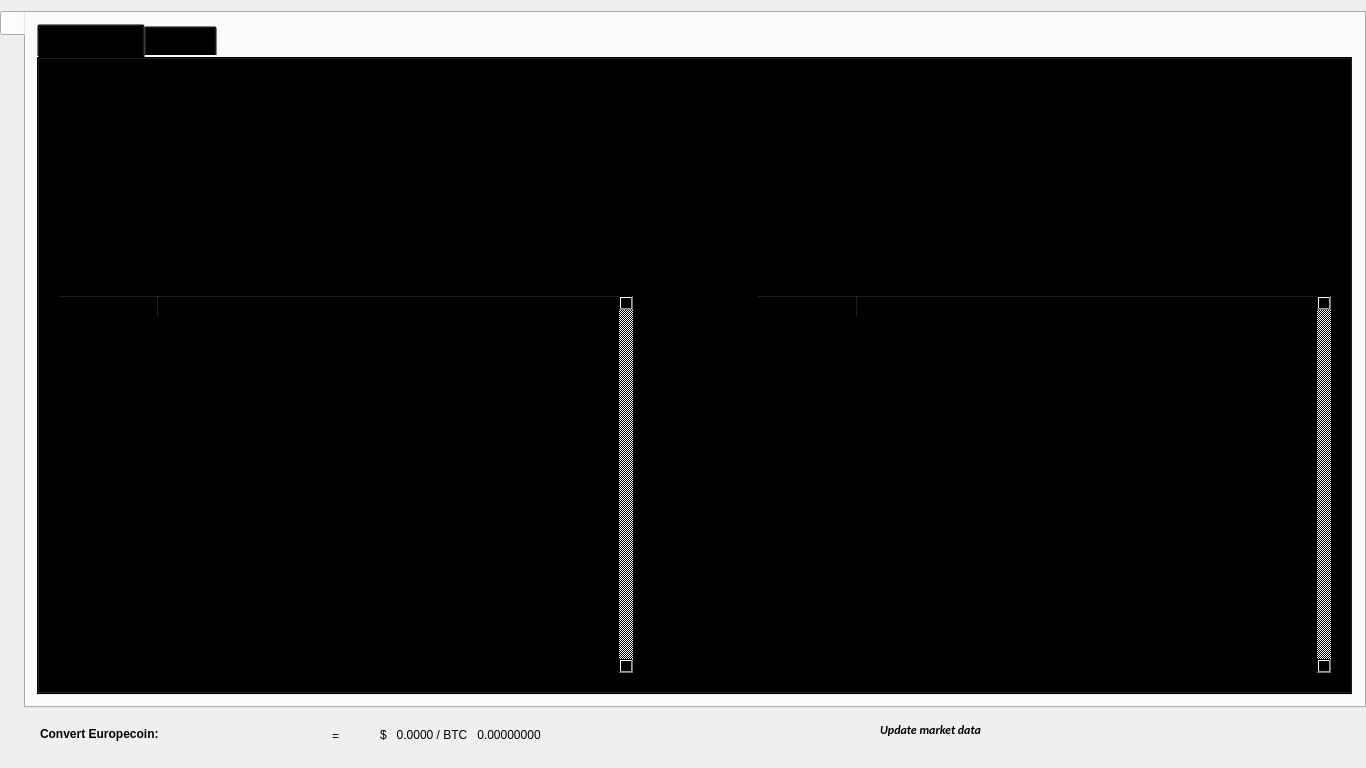
Above: src/qt/forms/tradingstatsBleutrade.ui from EuropecoinEUORG/EuropecoinV2 before the change. Below: the same form after it.
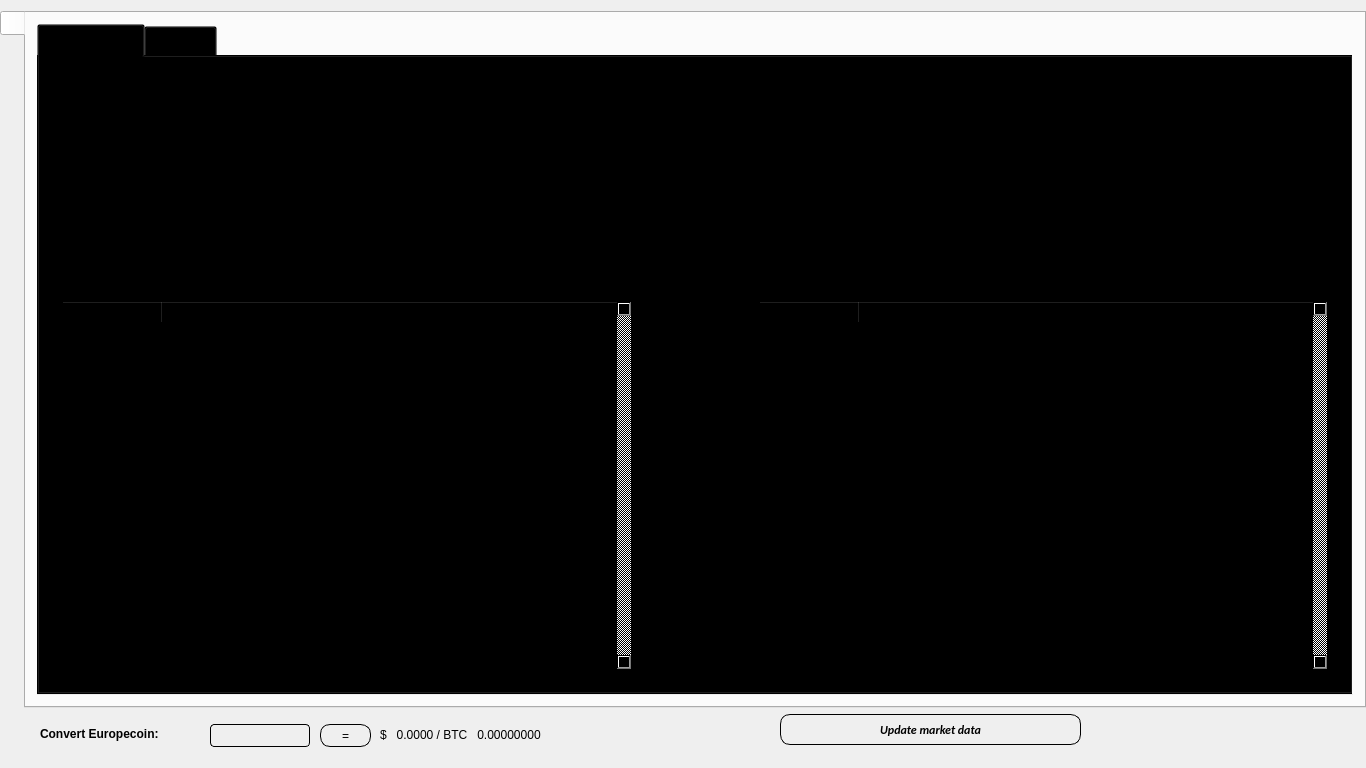
That is the form after the change. The open tabs and pages were chosen to show the change. Icons and pictures are not drawn. Custom widgets are drawn as their Qt base class.

Commit message: Some more design adjustments

What changed in the file:
```diff
--- a/src/qt/forms/tradingstatsBleutrade.ui
+++ b/src/qt/forms/tradingstatsBleutrade.ui
@@ -69,8 +69,7 @@
        <bool>false</bool>
       </property>
       <property name="styleSheet">
-       <string notr="true">border: none;
-background: transparent;</string>
+       <string notr="true">background: transparent;</string>
       </property>
       <attribute name="icon">
        <iconset>
@@ -101,8 +100,7 @@
           <bool>false</bool>
          </property>
          <property name="styleSheet">
-          <string notr="true">border: none;
-background: transparent;</string>
+          <string notr="true">background: transparent;</string>
          </property>
          <property name="tabPosition">
           <enum>QTabWidget::North</enum>
@@ -185,39 +183,6 @@
                 </layout>
                </widget>
               </item>
-              <item row="1" column="1">
-               <widget class="QWidget" name="qWidgetBleutradeAsk" native="true">
-                <layout class="QGridLayout" name="gridLayout_6">
-                 <item row="0" column="0">
-                  <widget class="QLabel" name="lblBleutradeAskHeader">
-                   <property name="text">
-                    <string>&lt;html&gt;&lt;head/&gt;&lt;body&gt;&lt;p align=&quot;center&quot;&gt;&lt;span style=&quot; font-size:12pt; color:#000000;&quot;&gt;Ask&lt;/span&gt;&lt;/p&gt;&lt;/body&gt;&lt;/html&gt;</string>
-                   </property>
-                  </widget>
-                 </item>
-                 <item row="1" column="0">
-                  <widget class="QLabel" name="lblBleutradeAskBtc">
-                   <property name="text">
-                    <string>&lt;html&gt;&lt;head/&gt;&lt;body&gt;&lt;p&gt;&lt;span style=&quot; font-size:9pt; color:#000000;&quot;&gt;BTC   0.00000000&lt;/span&gt;&lt;/p&gt;&lt;/body&gt;&lt;/html&gt;</string>
-                   </property>
-                   <property name="alignment">
-                    <set>Qt::AlignCenter</set>
-                   </property>
-                  </widget>
-                 </item>
-                 <item row="2" column="0">
-                  <widget class="QLabel" name="lblBleutradeAskUsd">
-                   <property name="text">
-                    <string>&lt;html&gt;&lt;head/&gt;&lt;body&gt;&lt;p&gt;&lt;span style=&quot; font-size:9pt; color:#000000;&quot;&gt;$   0.00000000&lt;/span&gt;&lt;/p&gt;&lt;/body&gt;&lt;/html&gt;</string>
-                   </property>
-                   <property name="alignment">
-                    <set>Qt::AlignCenter</set>
-                   </property>
-                  </widget>
-                 </item>
-                </layout>
-               </widget>
-              </item>
               <item row="2" column="0">
                <widget class="QFrame" name="volume">
                 <property name="frameShape">
@@ -398,39 +363,6 @@
                 </layout>
                </widget>
               </item>
-              <item row="1" column="2">
-               <widget class="QWidget" name="qWidgetBleutradeBid" native="true">
-                <layout class="QGridLayout" name="gridLayout_5">
-                 <item row="0" column="0">
-                  <widget class="QLabel" name="lblBleutradeBidHeader">
-                   <property name="text">
-                    <string>&lt;html&gt;&lt;head/&gt;&lt;body&gt;&lt;p align=&quot;center&quot;&gt;&lt;span style=&quot; font-size:12pt; color:#000000;&quot;&gt;Bid&lt;/span&gt;&lt;/p&gt;&lt;/body&gt;&lt;/html&gt;</string>
-                   </property>
-                  </widget>
-                 </item>
-                 <item row="1" column="0">
-                  <widget class="QLabel" name="lblBleutradeBidBtc">
-                   <property name="text">
-                    <string>&lt;html&gt;&lt;head/&gt;&lt;body&gt;&lt;p&gt;&lt;span style=&quot; font-size:9pt; color:#000000;&quot;&gt;BTC   0.00000000&lt;/span&gt;&lt;/p&gt;&lt;/body&gt;&lt;/html&gt;</string>
-                   </property>
-                   <property name="alignment">
-                    <set>Qt::AlignCenter</set>
-                   </property>
-                  </widget>
-                 </item>
-                 <item row="2" column="0">
-                  <widget class="QLabel" name="lblBleutradeBidUsd">
-                   <property name="text">
-                    <string>&lt;html&gt;&lt;head/&gt;&lt;body&gt;&lt;p&gt;&lt;span style=&quot; font-size:9pt; color:#000000;&quot;&gt;$   0.00000000&lt;/span&gt;&lt;/p&gt;&lt;/body&gt;&lt;/html&gt;</string>
-                   </property>
-                   <property name="alignment">
-                    <set>Qt::AlignCenter</set>
-                   </property>
-                  </widget>
-                 </item>
-                </layout>
-               </widget>
-              </item>
               <item row="4" column="2">
                <widget class="QTreeWidget" name="qTreeWidgetBleutradeSell">
                 <property name="autoFillBackground">
@@ -533,6 +465,90 @@
                 </property>
                </widget>
               </item>
+              <item row="1" column="1">
+               <widget class="QFrame" name="qWidgetBleutradeAsk">
+                <property name="styleSheet">
+                 <string notr="true">background: transparent;</string>
+                </property>
+                <property name="frameShape">
+                 <enum>QFrame::StyledPanel</enum>
+                </property>
+                <property name="frameShadow">
+                 <enum>QFrame::Raised</enum>
+                </property>
+                <layout class="QGridLayout" name="gridLayout_6">
+                 <item row="0" column="0">
+                  <widget class="QLabel" name="lblBleutradeAskHeader">
+                   <property name="text">
+                    <string>&lt;html&gt;&lt;head/&gt;&lt;body&gt;&lt;p align=&quot;center&quot;&gt;&lt;span style=&quot; font-size:12pt; color:#000000;&quot;&gt;Ask&lt;/span&gt;&lt;/p&gt;&lt;/body&gt;&lt;/html&gt;</string>
+                   </property>
+                  </widget>
+                 </item>
+                 <item row="1" column="0">
+                  <widget class="QLabel" name="lblBleutradeAskBtc">
+                   <property name="text">
+                    <string>&lt;html&gt;&lt;head/&gt;&lt;body&gt;&lt;p&gt;&lt;span style=&quot; font-size:9pt; color:#000000;&quot;&gt;BTC   0.00000000&lt;/span&gt;&lt;/p&gt;&lt;/body&gt;&lt;/html&gt;</string>
+                   </property>
+                   <property name="alignment">
+                    <set>Qt::AlignCenter</set>
+                   </property>
+                  </widget>
+                 </item>
+                 <item row="2" column="0">
+                  <widget class="QLabel" name="lblBleutradeAskUsd">
+                   <property name="text">
+                    <string>&lt;html&gt;&lt;head/&gt;&lt;body&gt;&lt;p&gt;&lt;span style=&quot; font-size:9pt; color:#000000;&quot;&gt;$   0.00000000&lt;/span&gt;&lt;/p&gt;&lt;/body&gt;&lt;/html&gt;</string>
+                   </property>
+                   <property name="alignment">
+                    <set>Qt::AlignCenter</set>
+                   </property>
+                  </widget>
+                 </item>
+                </layout>
+               </widget>
+              </item>
+              <item row="1" column="2">
+               <widget class="QFrame" name="qWidgetBleutradeBid">
+                <property name="styleSheet">
+                 <string notr="true">background: transparent;</string>
+                </property>
+                <property name="frameShape">
+                 <enum>QFrame::StyledPanel</enum>
+                </property>
+                <property name="frameShadow">
+                 <enum>QFrame::Raised</enum>
+                </property>
+                <layout class="QGridLayout" name="gridLayout_5">
+                 <item row="0" column="0">
+                  <widget class="QLabel" name="lblBleutradeBidHeader">
+                   <property name="text">
+                    <string>&lt;html&gt;&lt;head/&gt;&lt;body&gt;&lt;p align=&quot;center&quot;&gt;&lt;span style=&quot; font-size:12pt; color:#000000;&quot;&gt;Bid&lt;/span&gt;&lt;/p&gt;&lt;/body&gt;&lt;/html&gt;</string>
+                   </property>
+                  </widget>
+                 </item>
+                 <item row="1" column="0">
+                  <widget class="QLabel" name="lblBleutradeBidBtc">
+                   <property name="text">
+                    <string>&lt;html&gt;&lt;head/&gt;&lt;body&gt;&lt;p&gt;&lt;span style=&quot; font-size:9pt; color:#000000;&quot;&gt;BTC   0.00000000&lt;/span&gt;&lt;/p&gt;&lt;/body&gt;&lt;/html&gt;</string>
+                   </property>
+                   <property name="alignment">
+                    <set>Qt::AlignCenter</set>
+                   </property>
+                  </widget>
+                 </item>
+                 <item row="2" column="0">
+                  <widget class="QLabel" name="lblBleutradeBidUsd">
+                   <property name="text">
+                    <string>&lt;html&gt;&lt;head/&gt;&lt;body&gt;&lt;p&gt;&lt;span style=&quot; font-size:9pt; color:#000000;&quot;&gt;$   0.00000000&lt;/span&gt;&lt;/p&gt;&lt;/body&gt;&lt;/html&gt;</string>
+                   </property>
+                   <property name="alignment">
+                    <set>Qt::AlignCenter</set>
+                   </property>
+                  </widget>
+                 </item>
+                </layout>
+               </widget>
+              </item>
              </layout>
             </widget>
            </item>
@@ -823,6 +839,9 @@
       <property name="autoFillBackground">
        <bool>false</bool>
       </property>
+      <property name="styleSheet">
+       <string notr="true">background: transparent; color: black; border: 1px solid black; border-radius: 10px; padding: 4px;</string>
+      </property>
       <property name="text">
        <string>Update market data</string>
       </property>
@@ -889,11 +908,14 @@
       <property name="autoFillBackground">
        <bool>false</bool>
       </property>
+      <property name="styleSheet">
+       <string notr="true">background: transparent; color: black; border: 1px solid black; border-radius: 4px; padding: 4px;</string>
+      </property>
      </widget>
      <widget class="QPushButton" name="btnConvertEuropecoin">
       <property name="geometry">
        <rect>
-        <x>310</x>
+        <x>320</x>
         <y>10</y>
         <width>51</width>
         <height>23</height>
@@ -917,6 +939,9 @@
       <property name="autoFillBackground">
        <bool>false</bool>
       </property>
+      <property name="styleSheet">
+       <string notr="true">background: transparent; color: black; border: 1px solid black; border-radius: 10px; padding: 4px;</string>
+      </property>
       <property name="text">
        <string>=</string>
       </property>
```
Left out of the diff: 4 changed lines with no effect on the pictures. The commit also changes 3 other files.
